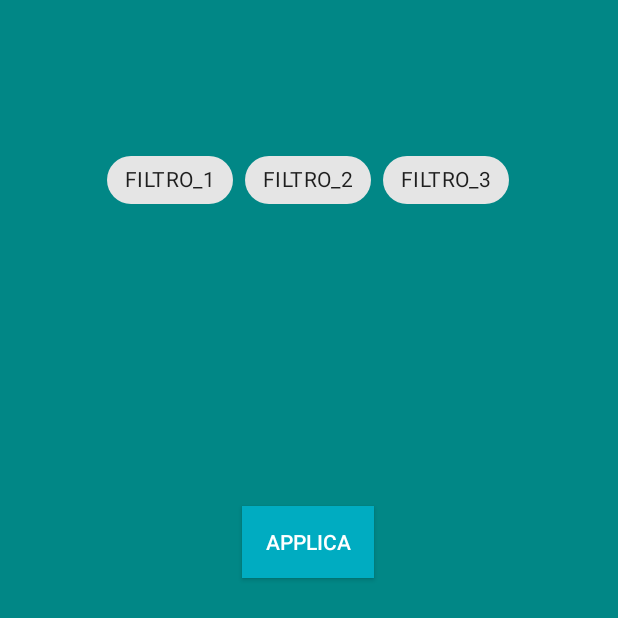
After one commit to Peppebalzanoo/ingsw-natour21-client, an Android app: the layout bottom_dialog.xml on its own in the app's theme, with its tools: preview values and no code run, on a phone screen of 412 x 824 dp. The commit adds this screen. Shown: the top 618 px of the screen. Run offline under Robolectric (Android 15) with nearby library versions, the phone set to English and light mode, and no system bars.

Commit message:
Funzionalità aggiunte: 1. FloatingActionButton per il filtraggio 2. BottomDialog per la selezione dei filtri

```diff
--- a/app/src/main/java/com/example/natour2/fragment/ProfileFragment.java
+++ b/app/src/main/java/com/example/natour2/fragment/ProfileFragment.java
@@ -58,9 +58,9 @@ public class ProfileFragment extends Fragment {
     private List<Itinerario> itinerarioList;
 
     /* ****************************************************************************************** */
-    private CircleImageView image = null;
-    private Bitmap bitmapApp = null;
-    private byte arrayBytesOfImageProfile[] = null;
+    private CircleImageView image;
+    private Bitmap bitmapApp;
+    private byte arrayBytesOfImageProfile[];
     /* ****************************************************************************************** */
 
     private final ControllerHomeAcrtivity ctrl = new ControllerHomeAcrtivity();
--- /dev/null
+++ b/app/src/main/res/layout/bottom_dialog.xml
@@ -0,0 +1,63 @@
+<?xml version="1.0" encoding="utf-8"?>
+<androidx.constraintlayout.widget.ConstraintLayout xmlns:android="http://schemas.android.com/apk/res/android"
+    xmlns:app="http://schemas.android.com/apk/res-auto"
+    android:layout_width="match_parent"
+    android:layout_height="match_parent"
+    android:orientation="vertical"
+    android:paddingHorizontal="20dp"
+    android:background="#FF018786"
+    android:paddingBottom="100dp">
+
+
+    <Button
+        android:id="@+id/buttonPressMe"
+        android:layout_width="wrap_content"
+        android:layout_height="48dp"
+        android:layout_marginTop="32dp"
+        android:layout_marginBottom="116dp"
+        android:background="#00ACC1"
+        android:text="APPLICA"
+        android:textColor="#FFFFFF"
+        app:layout_constraintBottom_toBottomOf="parent"
+        app:layout_constraintEnd_toEndOf="parent"
+        app:layout_constraintHorizontal_bias="0.498"
+        app:layout_constraintStart_toStartOf="parent"
+        app:layout_constraintTop_toBottomOf="@+id/chipGroup"
+        app:layout_constraintVertical_bias="0.421" />
+
+    <com.google.android.material.chip.ChipGroup
+        android:id="@+id/chipGroup"
+        android:layout_width="wrap_content"
+        android:layout_height="48dp"
+        android:layout_marginTop="96dp"
+        app:layout_constraintEnd_toEndOf="parent"
+        app:layout_constraintHorizontal_bias="0.496"
+        app:layout_constraintStart_toStartOf="parent"
+        app:layout_constraintTop_toTopOf="parent">
+
+        <com.google.android.material.chip.Chip
+            android:id="@+id/chip5"
+            android:layout_width="wrap_content"
+            android:layout_height="wrap_content"
+            android:checkable="true"
+            android:text="FILTRO_1"
+            android:theme="@style/Theme.MaterialComponents.Light" />
+
+        <com.google.android.material.chip.Chip
+            android:id="@+id/chip6"
+            android:layout_width="wrap_content"
+            android:layout_height="wrap_content"
+            android:checkable="true"
+            android:text="FILTRO_2"
+            android:theme="@style/Theme.MaterialComponents.Light" />
+
+        <com.google.android.material.chip.Chip
+            android:id="@+id/chip4"
+            android:layout_width="wrap_content"
+            android:layout_height="wrap_content"
+            android:checkable="true"
+            android:text="FILTRO_3"
+            android:theme="@style/Theme.MaterialComponents.Light" />
+    </com.google.android.material.chip.ChipGroup>
+
+</androidx.constraintlayout.widget.ConstraintLayout>
```
Also changed, not shown: app/src/main/java/com/example/natour2/fragment/SearchFragment.java (+31 -1 lines), app/src/main/res/layout/fragment_search.xml (+19 -2 lines).
